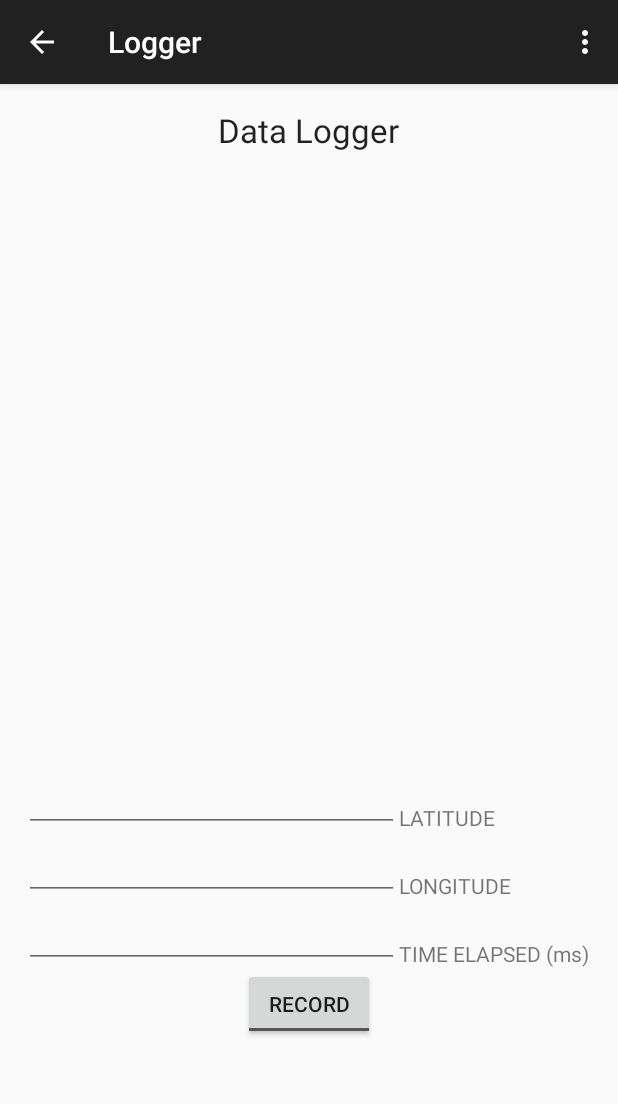
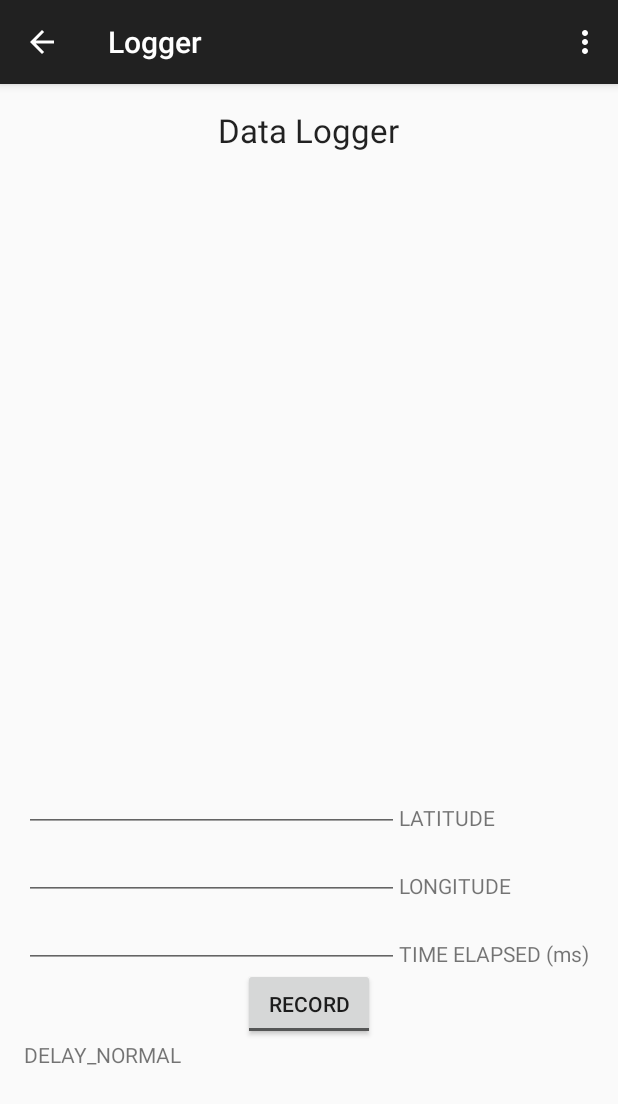
Before and after one commit to dkt01/NextStop, an Android app: the Logger screen opened directly, with no data from a screen before it, on a phone screen of 412 x 824 dp. Shown: the top 1104 px of the screen. Run offline under Robolectric (Android 15) with nearby library versions, the phone set to English and light mode, and no system bars; libraries missing offline, so code that uses them is left out: com.dropbox.client2.

Commit message:
added textview showing delay speed

```diff
--- a/app/src/main/java/cjmaier2_dkturne2/nextstop/Logger.java
+++ b/app/src/main/java/cjmaier2_dkturne2/nextstop/Logger.java
@@ -42,7 +42,12 @@ import java.util.Locale;
 
 public class Logger extends ActionBarActivity implements SensorEventListener, LocationListener {
 
-    private final int UPDATE_RATE = SensorManager.SENSOR_DELAY_NORMAL;
+    private final int capture_speed = 0;
+    //0: DELAY_FASTEST
+    //1: DELAY_GAME
+    //3: DELAY_NORMAL
+    //2: DELAY_UI
+    private final int UPDATE_RATE = 3;
 
     private boolean ACCEL_ENABLED = false;
     private boolean GYRO_ENABLED = false;
@@ -101,7 +106,7 @@ public class Logger extends ActionBarActivity implements SensorEventListener, Lo
         GYRO_ENABLED = manager.hasSystemFeature(PackageManager.FEATURE_SENSOR_GYROSCOPE);
         MAG_ENABLED = manager.hasSystemFeature(PackageManager.FEATURE_SENSOR_COMPASS);
         LOC_ENABLED = lManager.isProviderEnabled(lManager.GPS_PROVIDER) |
-                      lManager.isProviderEnabled(lManager.NETWORK_PROVIDER);
+                lManager.isProviderEnabled(lManager.NETWORK_PROVIDER);
 
         if(!ACCEL_ENABLED)
         {
@@ -172,7 +177,22 @@ public class Logger extends ActionBarActivity implements SensorEventListener, Lo
                 Log.i("DBsetup", "ErrorInitializing", ex);
             }
         }
-
+        //display sensor delay speed (for debugging)
+        TextView senSpeed = (TextView)findViewById(R.id.testText);
+        switch(UPDATE_RATE) {
+            case 0:
+                senSpeed.setText("DELAY_FASTEST");
+                break;
+            case 1:
+                senSpeed.setText("DELAY_GAME");
+                break;
+            case 3:
+                senSpeed.setText("DELAY_NORMAL");
+                break;
+            case 2:
+                senSpeed.setText("DELAY_UI");
+                break;
+        }
     }
 
     @Override
--- a/app/src/main/res/layout/activity_logger.xml
+++ b/app/src/main/res/layout/activity_logger.xml
@@ -296,6 +296,13 @@
                 android:layout_below="@+id/recbutton"
                 android:id="@+id/testText" />
 
+            <!-- sensor capture speed -->
+            <TextView
+                android:layout_width="wrap_content"
+                android:layout_height="wrap_content"
+                android:layout_below="@id/testText"
+                android:id="@+id/senSpeed" />
+
         </RelativeLayout>
     </LinearLayout>
 </ScrollView>
```
Also changed, not shown: 2 other files.
